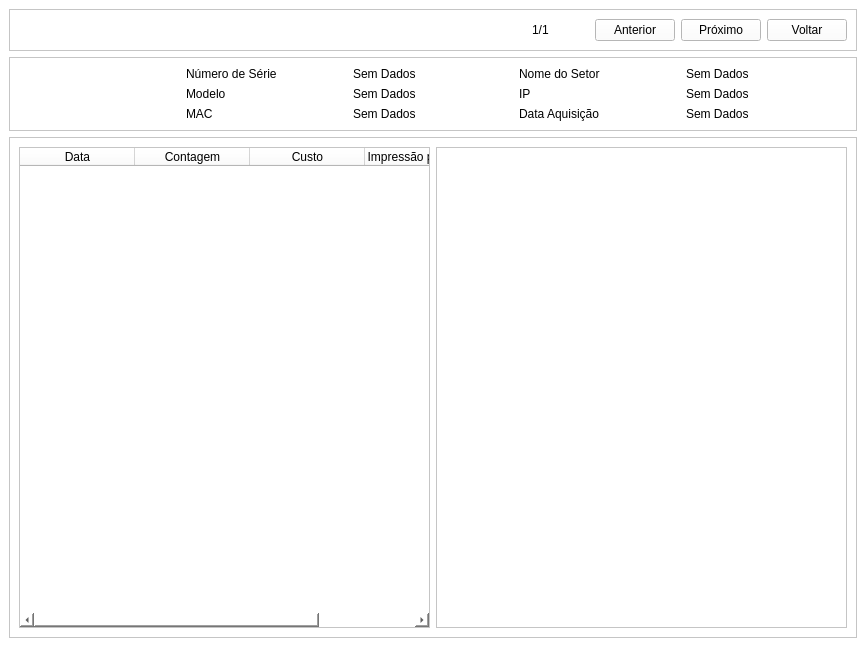
Blastoles/ProjetoSCGI, file View/Telas/TelaRelatorio.ui: the form before one commit.
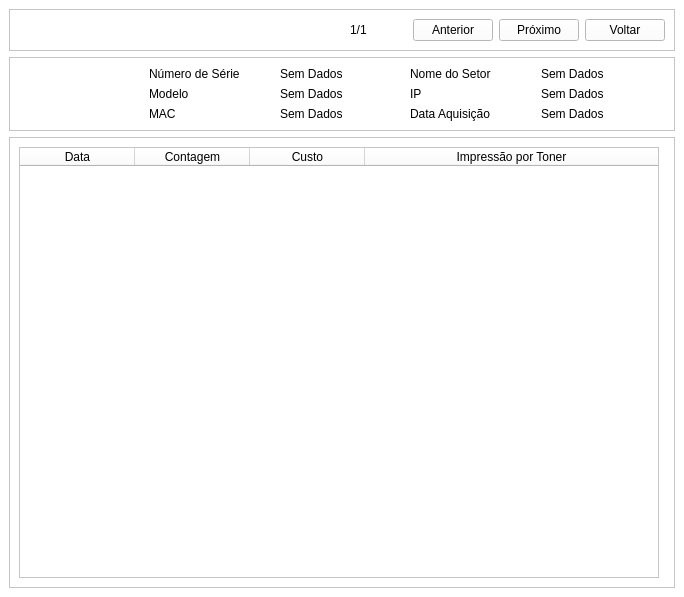
The form after the commit. Icons and pictures are not drawn. Custom widgets are drawn as their Qt base class.

What changed in the file:
```diff
--- a/View/Telas/TelaRelatorio.ui
+++ b/View/Telas/TelaRelatorio.ui
@@ -6,8 +6,8 @@
    <rect>
     <x>0</x>
     <y>0</y>
-    <width>866</width>
-    <height>647</height>
+    <width>684</width>
+    <height>597</height>
    </rect>
   </property>
   <property name="windowTitle">
@@ -235,7 +235,7 @@
        <enum>QFrame::Raised</enum>
       </property>
       <layout class="QGridLayout" name="gridLayout">
-       <item row="0" column="0">
+       <item row="0" column="1">
         <widget class="QTableWidget" name="tableWidget">
          <attribute name="horizontalHeaderDefaultSectionSize">
           <number>115</number>
@@ -268,8 +268,8 @@
          </column>
         </widget>
        </item>
-       <item row="0" column="1">
-        <widget class="QGraphicsView" name="graphicsView"/>
+       <item row="0" column="2">
+        <widget class="Grafico" name="grafico" native="true"/>
        </item>
       </layout>
      </widget>
@@ -277,6 +277,14 @@
    </layout>
   </widget>
  </widget>
+ <customwidgets>
+  <customwidget>
+   <class>Grafico</class>
+   <extends>QWidget</extends>
+   <header location="global">grafico.h</header>
+   <container>1</container>
+  </customwidget>
+ </customwidgets>
  <tabstops>
   <tabstop>BT_Voltar</tabstop>
  </tabstops>
```
Left out of the diff: 26 changed lines with no effect on the pictures.
